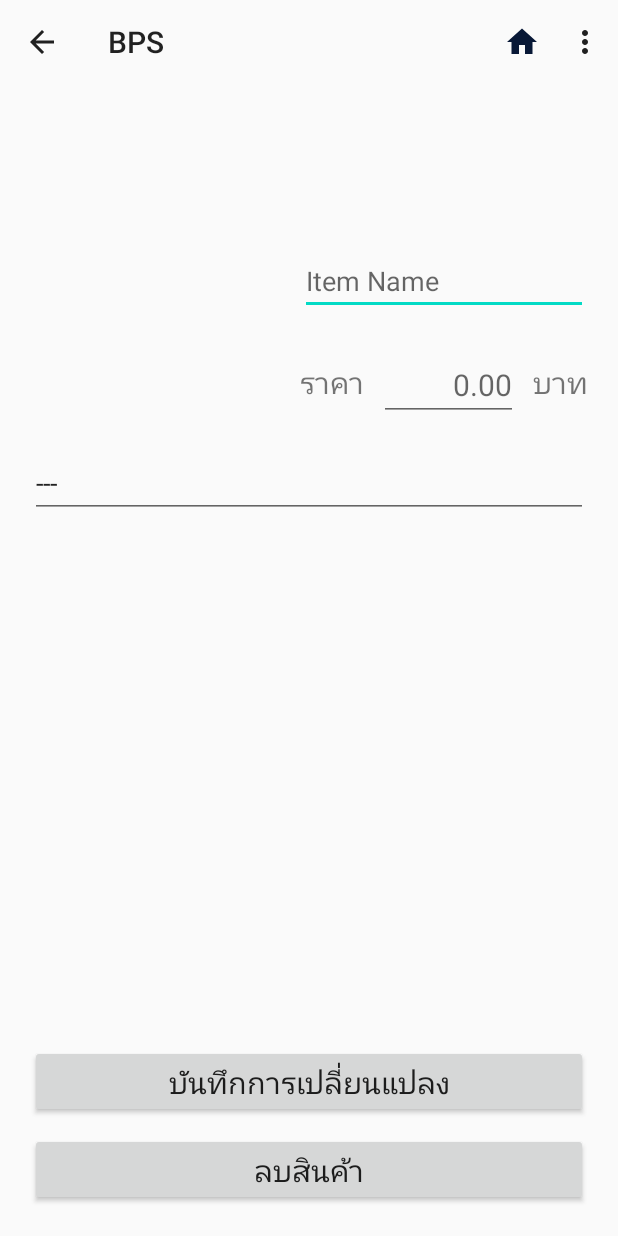
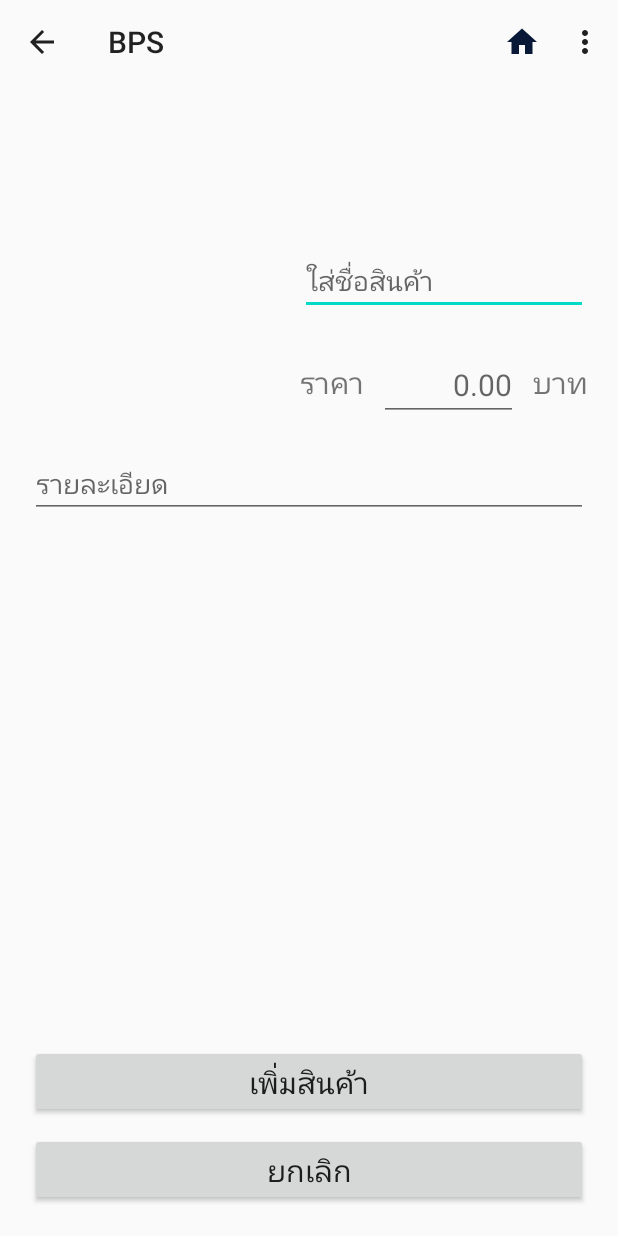
Before and after one commit to Oakerza/BPS, an Android app: the myStoreItem screen opened directly, with no data from a screen before it, on a phone screen of 412 x 824 dp. Run offline under Robolectric (Android 15) with nearby library versions, the phone set to English and light mode, and no system bars; our stand-ins replace Firebase (no records; nobody signed in at launch, a user with empty details on screens opened directly); 4 statements that could not run were skipped.

Commit message:
ใช้สำหรับรับข้อมูลที่ว่างเปล่า

```diff
--- a/app/src/main/java/com/example/bps/logIn.java
+++ b/app/src/main/java/com/example/bps/logIn.java
@@ -104,7 +104,7 @@ public class logIn extends AppCompatActivity {
 
         firebaseFirestore = FirebaseFirestore.getInstance();
         CollectionReference collectionReference = firebaseFirestore
-                .collection("user");
+                .collection("users");
 
 
         googleSignInButton.setOnClickListener(new View.OnClickListener() {
@@ -253,7 +253,7 @@ public class logIn extends AppCompatActivity {
 
     private void saveUserProfile(FirebaseUser user) {
         CollectionReference collectionReference = firebaseFirestore
-                .collection("user");
+                .collection("users");
         collectionReference.document(user.getUid()).get()
                 .addOnSuccessListener(new OnSuccessListener<DocumentSnapshot>() {
                     @Override
--- a/app/src/main/java/com/example/bps/myStoreItem.java
+++ b/app/src/main/java/com/example/bps/myStoreItem.java
@@ -5,6 +5,7 @@ import android.os.Bundle;
 import android.view.Menu;
 import android.view.MenuInflater;
 import android.view.MenuItem;
+import android.widget.Button;
 import android.widget.EditText;
 import android.widget.ImageView;
 
@@ -13,12 +14,22 @@ import androidx.appcompat.app.ActionBar;
 import androidx.appcompat.app.AppCompatActivity;
 import androidx.appcompat.widget.Toolbar;
 
+import com.example.bps.model.StoreItemDetail;
+import com.google.android.gms.tasks.OnSuccessListener;
+import com.google.firebase.auth.FirebaseAuth;
+import com.google.firebase.firestore.DocumentReference;
+import com.google.firebase.firestore.DocumentSnapshot;
+import com.google.firebase.firestore.FirebaseFirestore;
+
 public class myStoreItem extends AppCompatActivity {
 
     private Double price;
     private ImageView itemImage;
     private EditText itemName, itemPrice, itemDetail;
     private Toolbar toolbar;
+    private Button buttonUpdate, buttonDelete;
+    private FirebaseFirestore firebaseFirestore;
+    private FirebaseAuth firebaseAuth;
 
     @Override
     protected void onCreate(Bundle savedInstanceState) {
@@ -29,15 +40,44 @@ public class myStoreItem extends AppCompatActivity {
         String stringName = intent.getExtras().getString("ItemName");
         price = intent.getExtras().getDouble("ItemPrice");
         int imageUrl = intent.getExtras().getInt("ItemImageUrl");
+        int lastItem = intent.getExtras().getInt("LastItem");
 
+        buttonUpdate = findViewById(R.id.myStoreItem_button_update);
+        buttonDelete = findViewById(R.id.myStoreItem_button_delete);
         itemImage = findViewById(R.id.myStoreItem_image);
+        itemName = findViewById(R.id.myStoreItem_editText_name);
+        itemPrice = findViewById(R.id.myStoreItem_editText_price);
+        itemDetail = findViewById(R.id.myStoreItem_editText_detail);
+        firebaseAuth = FirebaseAuth.getInstance();
+        firebaseFirestore = FirebaseFirestore.getInstance();
+
         itemImage.setImageResource(imageUrl);
-        itemName = findViewById(R.id.myStoreItem_editText_name);
-        itemName.setText(stringName);
-        itemPrice = findViewById(R.id.myStoreItem_editText_price);
-        itemPrice.setText(price.toString());
-        itemDetail = findViewById(R.id.myStoreItem_editText_detail);
-        itemDetail.setText("---");
+        if (lastItem == 0){
+            buttonUpdate.setText("เพิ่มสินค้า");
+            buttonDelete.setText("ยกเลิก");
+            itemName.setText("");
+            itemName.setHint("ใส่ชื่อสินค้า");
+            itemPrice.setText("");
+            itemPrice.setHint("0.00");
+            itemDetail.setText("");
+            itemDetail.setHint("รายละเอียด");
+        }else{
+            String stringId = intent.getExtras().getString("ItemId");
+            itemName.setText(stringName);
+            itemPrice.setText(String.valueOf(price));
+            DocumentReference documentReference = firebaseFirestore
+                    .collection("users")
+                    .document(firebaseAuth.getUid())
+                    .collection("goods")
+                    .document(stringId);
+            documentReference.get().addOnSuccessListener(new OnSuccessListener<DocumentSnapshot>() {
+                @Override
+                public void onSuccess(DocumentSnapshot documentSnapshot) {
+                    StoreItemDetail currentStoreItemDetail = documentSnapshot.toObject(StoreItemDetail.class);
+                    itemDetail.setText(currentStoreItemDetail.getItemInfo());
+                }
+            });
+        }
 
         toolbar = findViewById(R.id.myStoreItem_toolbar);
         setSupportActionBar(toolbar);
@@ -46,6 +86,8 @@ public class myStoreItem extends AppCompatActivity {
             actionBar.setHomeButtonEnabled(true);
             actionBar.setDisplayHomeAsUpEnabled(true);
         }
+
+
 
     }
 
--- a/app/src/main/java/com/example/bps/register.java
+++ b/app/src/main/java/com/example/bps/register.java
@@ -116,7 +116,7 @@ public class register extends AppCompatActivity {
                                                 Toast.LENGTH_SHORT).show();
                                         stringUserID = firebaseAuth.getCurrentUser().getUid();
                                         DocumentReference documentReference = firebaseFirestore
-                                                .collection("user")
+                                                .collection("users")
                                                 .document(stringUserID);
                                         UserProfile userProfile = new UserProfile(stringUserName,
                                                 stringEmail);
--- /dev/null
+++ b/app/src/main/res/drawable/ic_baseline_add_circle_outline_24.xml
@@ -0,0 +1,5 @@
+<vector android:height="24dp" android:tint="#081836"
+    android:viewportHeight="24" android:viewportWidth="24"
+    android:width="24dp" xmlns:android="http://schemas.android.com/apk/res/android">
+    <path android:fillColor="@android:color/white" android:pathData="M13,7h-2v4L7,11v2h4v4h2v-4h4v-2h-4L13,7zM12,2C6.48,2 2,6.48 2,12s4.48,10 10,10 10,-4.48 10,-10S17.52,2 12,2zM12,20c-4.41,0 -8,-3.59 -8,-8s3.59,-8 8,-8 8,3.59 8,8 -3.59,8 -8,8z"/>
+</vector>
--- a/app/src/main/res/layout/activity_my_store_item.xml
+++ b/app/src/main/res/layout/activity_my_store_item.xml
@@ -29,7 +29,7 @@
             android:layout_marginEnd="20dp"
             android:layout_marginBottom="0dp"
             android:layout_toEndOf="@+id/myStoreItem_image"
-            android:hint="Item Name"/>
+            android:hint="ชื่อสินค้า"/>
 
         <TextView
             android:id="@+id/myStoreItem_text_price"
```
Also changed, not shown: app/src/main/java/com/example/bps/adapter/MyStoreItemRecyclerAdapter.java (+14 -3 lines), app/src/main/java/com/example/bps/foundStore.java (+10 -10 lines), app/src/main/java/com/example/bps/model/StoreItemDetail.java (+14 -5 lines), app/src/main/java/com/example/bps/myStore.java (+20 -17 lines).
